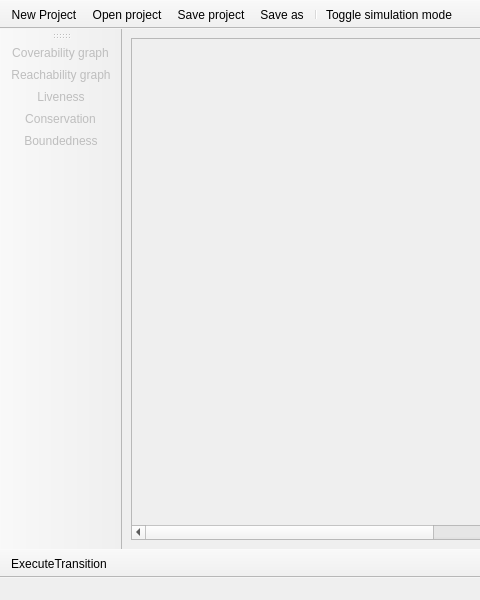
This is mainwindow.ui in przemekblasiak/petri-net-simulator as Qt 5 draws it before an edit; both pictures show x 0 to 480 and y 0 to 600 of the 916 by 600 pixel window. The edited form follows.
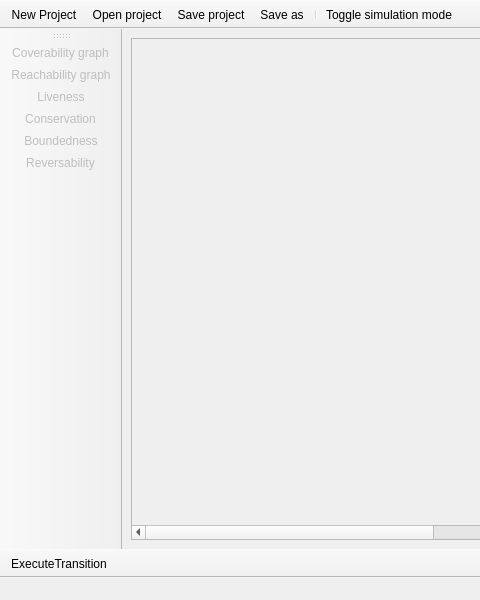
This is the edited form. Icons and pictures are not drawn. Custom widgets are drawn as their Qt base class.

The edit to the form file:
```diff
--- a/mainwindow.ui
+++ b/mainwindow.ui
@@ -152,6 +152,7 @@
    <addaction name="actionLiveness"/>
    <addaction name="actionConservation"/>
    <addaction name="actionBoundedness"/>
+   <addaction name="actionReversability"/>
   </widget>
   <action name="actionOpen_project">
    <property name="icon">
@@ -277,6 +278,14 @@
     <string>Generate boundedness report</string>
    </property>
   </action>
+  <action name="actionReversability">
+   <property name="text">
+    <string>Reversability</string>
+   </property>
+   <property name="toolTip">
+    <string>Generate reversability report</string>
+   </property>
+  </action>
  </widget>
  <customwidgets>
   <customwidget>
```
